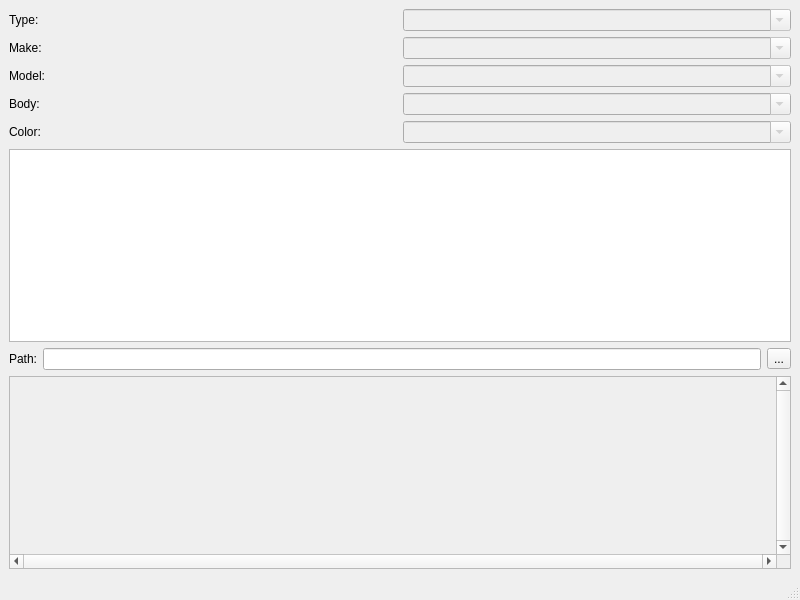
Above: src/dataset_image_annotator/main_window.ui from kamikaze/dataset-image-annotator before the change. Below: the same form after it.
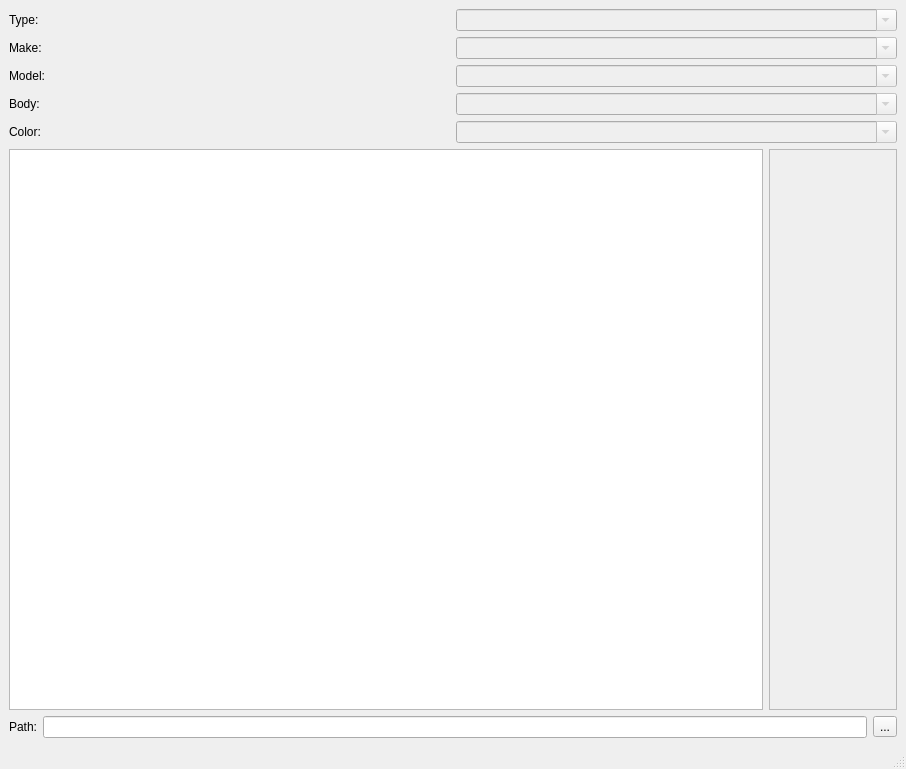
That is the form after the change.

Commit message: centering the window, moved thumbnail scroll area to the right

```diff
--- a/src/dataset_image_annotator/main_window.ui
+++ b/src/dataset_image_annotator/main_window.ui
@@ -6,10 +6,16 @@
    <rect>
     <x>0</x>
     <y>0</y>
-    <width>800</width>
-    <height>600</height>
+    <width>906</width>
+    <height>769</height>
    </rect>
   </property>
+  <property name="sizePolicy">
+   <sizepolicy hsizetype="Preferred" vsizetype="Preferred">
+    <horstretch>0</horstretch>
+    <verstretch>0</verstretch>
+   </sizepolicy>
+  </property>
   <property name="windowTitle">
    <string>Annotator</string>
   </property>
@@ -145,7 +151,53 @@
      </layout>
     </item>
     <item>
-     <widget class="QGraphicsView" name="photo_view"/>
+     <layout class="QHBoxLayout" name="horizontalLayout">
+      <item>
+       <widget class="QGraphicsView" name="photo_view">
+        <property name="sizePolicy">
+         <sizepolicy hsizetype="MinimumExpanding" vsizetype="MinimumExpanding">
+          <horstretch>0</horstretch>
+          <verstretch>0</verstretch>
+         </sizepolicy>
+        </property>
+       </widget>
+      </item>
+      <item>
+       <widget class="QScrollArea" name="thumbnail_scroll_area">
+        <property name="sizePolicy">
+         <sizepolicy hsizetype="Fixed" vsizetype="Expanding">
+          <horstretch>0</horstretch>
+          <verstretch>0</verstretch>
+         </sizepolicy>
+        </property>
+        <property name="minimumSize">
+         <size>
+          <width>128</width>
+          <height>0</height>
+         </size>
+        </property>
+        <property name="verticalScrollBarPolicy">
+         <enum>Qt::ScrollBarAsNeeded</enum>
+        </property>
+        <property name="horizontalScrollBarPolicy">
+         <enum>Qt::ScrollBarAsNeeded</enum>
+        </property>
+        <property name="widgetResizable">
+         <bool>true</bool>
+        </property>
+        <widget class="QWidget" name="scrollAreaWidgetContents">
+         <property name="geometry">
+          <rect>
+           <x>0</x>
+           <y>0</y>
+           <width>126</width>
+           <height>499</height>
+          </rect>
+         </property>
+        </widget>
+       </widget>
+      </item>
+     </layout>
     </item>
     <item>
      <layout class="QHBoxLayout" name="pathHLayout">
@@ -171,29 +223,6 @@
       </item>
      </layout>
     </item>
-    <item>
-     <widget class="QScrollArea" name="thumbnail_scroll_area">
-      <property name="verticalScrollBarPolicy">
-       <enum>Qt::ScrollBarAlwaysOn</enum>
-      </property>
-      <property name="horizontalScrollBarPolicy">
-       <enum>Qt::ScrollBarAlwaysOn</enum>
-      </property>
-      <property name="widgetResizable">
-       <bool>true</bool>
-      </property>
-      <widget class="QWidget" name="scrollAreaWidgetContents">
-       <property name="geometry">
-        <rect>
-         <x>0</x>
-         <y>0</y>
-         <width>766</width>
-         <height>133</height>
-        </rect>
-       </property>
-      </widget>
-     </widget>
-    </item>
    </layout>
   </widget>
   <widget class="QMenuBar" name="menubar">
```
Left out of the diff: 4 changed lines with no effect on the pictures. The commit also changes 1 other file.
